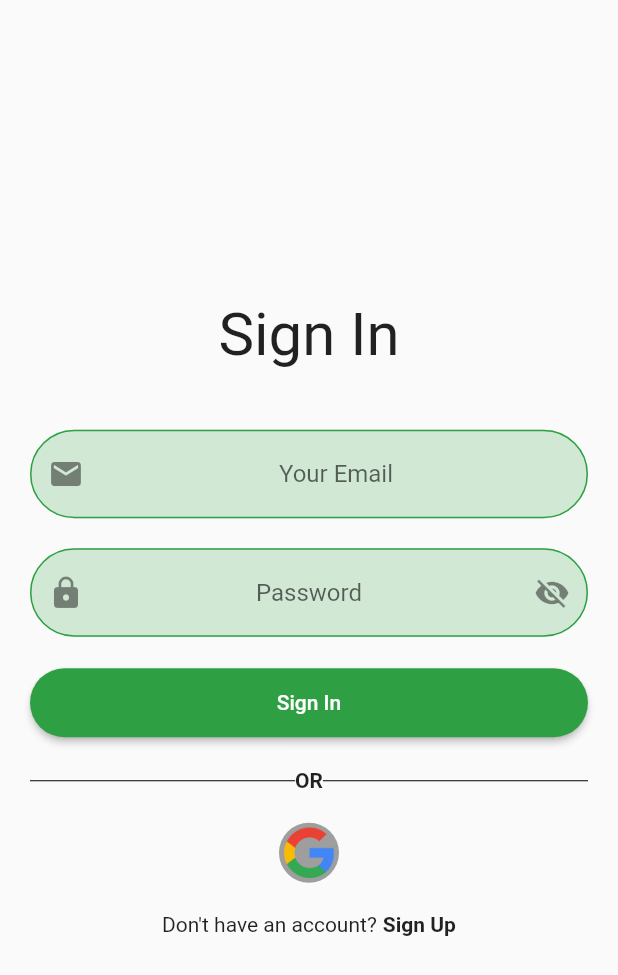
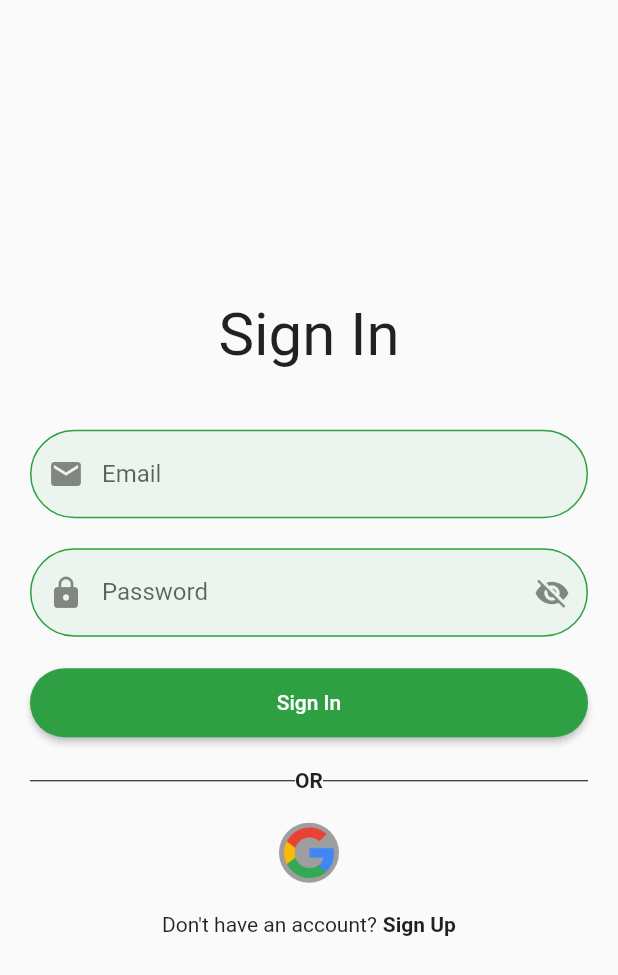
Before and after one commit to Aswal-Ashutosh/Hi-Mobile-App, a Flutter app: the screen it shows after launch, after a tap on "Sign In", on a phone screen of 412 x 824 dp. Shown: the top 975 px of the screen. Run offline on Flutter 3.47's test engine with Material 2 defaults, Android fonts, the phone set to English and light mode, and no system bars.

Commit message:
Minor changes in SignIn Screen

```diff
--- a/lib/screens/sign_in_screen.dart
+++ b/lib/screens/sign_in_screen.dart
@@ -77,8 +77,8 @@ class _SignInFormState extends State<SignInForm> {
             textAlign: TextAlign.center,
             decoration: InputDecoration(
               filled: true,
-              fillColor: const Color(0x332EA043),
-              hintText: 'Your Email',
+              fillColor: const Color(0x112EA043),
+              labelText: 'Email',
               enabledBorder: borderRadius,
               focusedBorder: borderRadius,
               errorBorder: borderRadius,
@@ -92,8 +92,8 @@ class _SignInFormState extends State<SignInForm> {
             textAlign: TextAlign.center,
             decoration: InputDecoration(
               filled: true,
-              fillColor: const Color(0x332EA043),
-              hintText: 'Password',
+              fillColor: const Color(0x112EA043),
+              labelText: 'Password',
               enabledBorder: borderRadius,
               focusedBorder: borderRadius,
               errorBorder: borderRadius,
```
